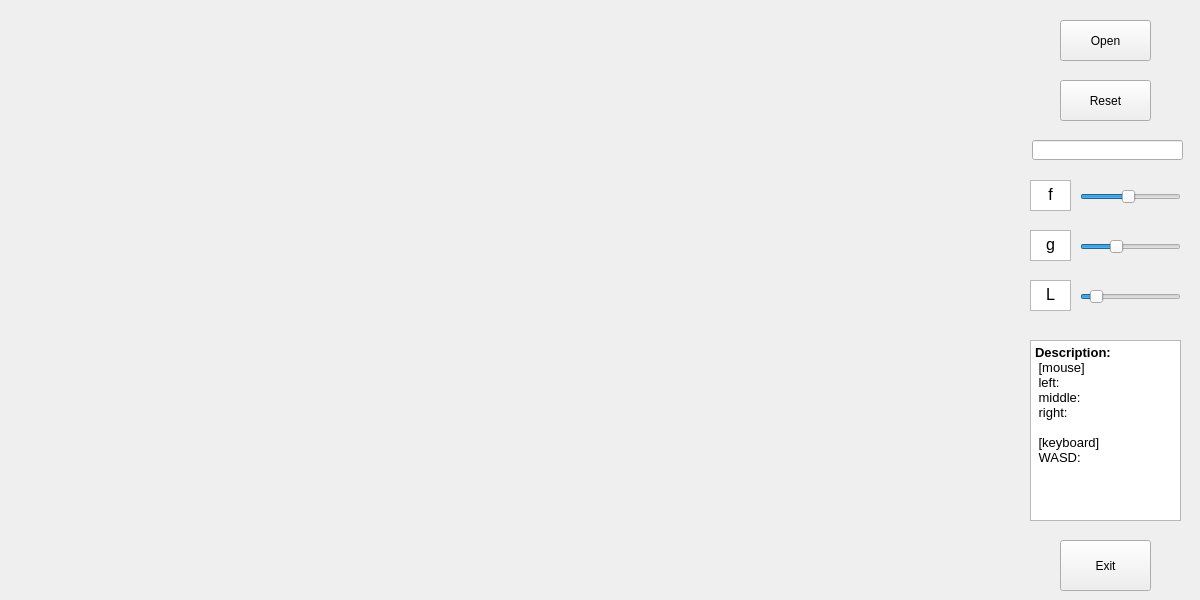
This is mywidget.ui in silencewings1/Ball as Qt 5 draws it before an edit. The edited form follows.
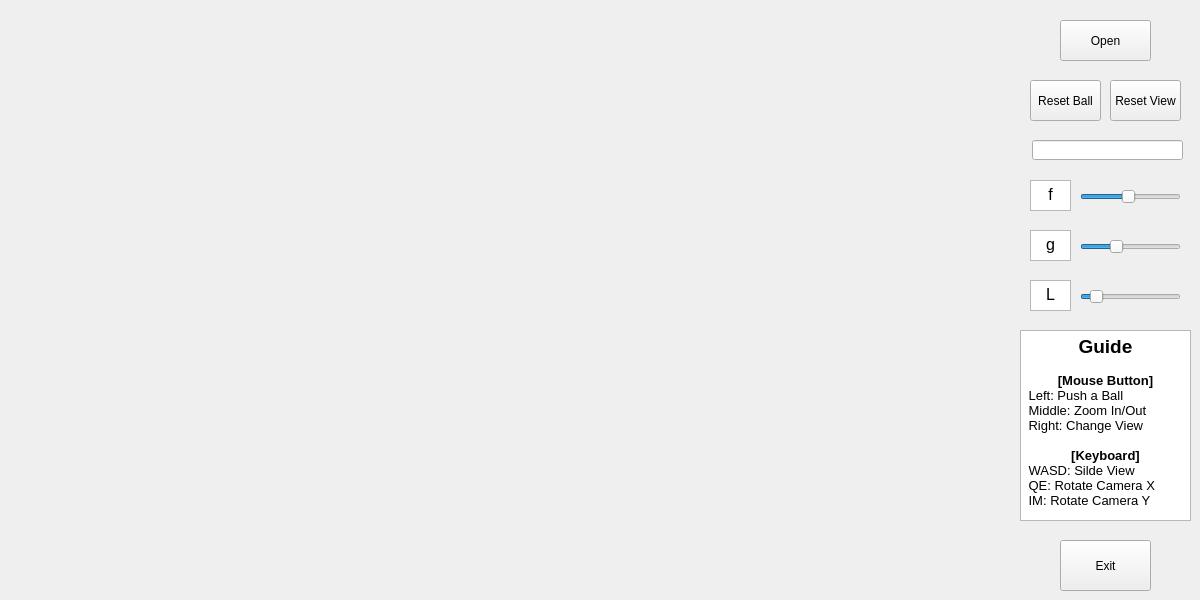
This is the edited form.

```diff
--- a/mywidget.ui
+++ b/mywidget.ui
@@ -163,14 +163,14 @@
   <widget class="QPushButton" name="pushButton_reset">
    <property name="geometry">
     <rect>
-     <x>1060</x>
+     <x>1030</x>
      <y>80</y>
-     <width>91</width>
+     <width>71</width>
      <height>41</height>
     </rect>
    </property>
    <property name="text">
-    <string>Reset</string>
+    <string>Reset Ball</string>
    </property>
   </widget>
   <widget class="QPushButton" name="pushButton_exit">
@@ -189,10 +189,10 @@
   <widget class="QTextEdit" name="textEdit">
    <property name="geometry">
     <rect>
-     <x>1030</x>
-     <y>340</y>
-     <width>151</width>
-     <height>181</height>
+     <x>1020</x>
+     <y>330</y>
+     <width>171</width>
+     <height>191</height>
     </rect>
    </property>
    <property name="html">
@@ -200,15 +200,30 @@
 &lt;html&gt;&lt;head&gt;&lt;meta name=&quot;qrichtext&quot; content=&quot;1&quot; /&gt;&lt;style type=&quot;text/css&quot;&gt;
 p, li { white-space: pre-wrap; }
 &lt;/style&gt;&lt;/head&gt;&lt;body style=&quot; font-family:'SimSun'; font-size:9pt; font-weight:400; font-style:normal;&quot;&gt;
-&lt;p style=&quot; margin-top:0px; margin-bottom:0px; margin-left:0px; margin-right:0px; -qt-block-indent:0; text-indent:0px;&quot;&gt;&lt;span style=&quot; font-size:10pt; font-weight:600;&quot;&gt;Description:&lt;/span&gt;&lt;/p&gt;
-&lt;p style=&quot; margin-top:0px; margin-bottom:0px; margin-left:0px; margin-right:0px; -qt-block-indent:0; text-indent:0px;&quot;&gt;&lt;span style=&quot; font-size:10pt;&quot;&gt; [mouse]&lt;/span&gt;&lt;/p&gt;
-&lt;p style=&quot; margin-top:0px; margin-bottom:0px; margin-left:0px; margin-right:0px; -qt-block-indent:0; text-indent:0px;&quot;&gt;&lt;span style=&quot; font-size:10pt;&quot;&gt; left: &lt;/span&gt;&lt;/p&gt;
-&lt;p style=&quot; margin-top:0px; margin-bottom:0px; margin-left:0px; margin-right:0px; -qt-block-indent:0; text-indent:0px;&quot;&gt;&lt;span style=&quot; font-size:10pt;&quot;&gt; middle: &lt;/span&gt;&lt;/p&gt;
-&lt;p style=&quot; margin-top:0px; margin-bottom:0px; margin-left:0px; margin-right:0px; -qt-block-indent:0; text-indent:0px;&quot;&gt;&lt;span style=&quot; font-size:10pt;&quot;&gt; right:&lt;/span&gt;&lt;/p&gt;
+&lt;p align=&quot;center&quot; style=&quot; margin-top:0px; margin-bottom:0px; margin-left:0px; margin-right:0px; -qt-block-indent:0; text-indent:0px;&quot;&gt;&lt;span style=&quot; font-size:14pt; font-weight:600;&quot;&gt;Guide&lt;/span&gt;&lt;/p&gt;
+&lt;p align=&quot;center&quot; style=&quot;-qt-paragraph-type:empty; margin-top:0px; margin-bottom:0px; margin-left:0px; margin-right:0px; -qt-block-indent:0; text-indent:0px; font-size:10pt; font-weight:600;&quot;&gt;&lt;br /&gt;&lt;/p&gt;
+&lt;p align=&quot;center&quot; style=&quot; margin-top:0px; margin-bottom:0px; margin-left:0px; margin-right:0px; -qt-block-indent:0; text-indent:0px;&quot;&gt;&lt;span style=&quot; font-size:10pt; font-weight:600;&quot;&gt;[Mouse Button]&lt;/span&gt;&lt;/p&gt;
+&lt;p style=&quot; margin-top:0px; margin-bottom:0px; margin-left:0px; margin-right:0px; -qt-block-indent:0; text-indent:0px;&quot;&gt;&lt;span style=&quot; font-size:10pt;&quot;&gt; Left: Push a Ball&lt;/span&gt;&lt;/p&gt;
+&lt;p style=&quot; margin-top:0px; margin-bottom:0px; margin-left:0px; margin-right:0px; -qt-block-indent:0; text-indent:0px;&quot;&gt;&lt;span style=&quot; font-size:10pt;&quot;&gt; Middle: Zoom In/Out&lt;/span&gt;&lt;/p&gt;
+&lt;p style=&quot; margin-top:0px; margin-bottom:0px; margin-left:0px; margin-right:0px; -qt-block-indent:0; text-indent:0px;&quot;&gt;&lt;span style=&quot; font-size:10pt;&quot;&gt; Right: Change View&lt;/span&gt;&lt;/p&gt;
 &lt;p style=&quot;-qt-paragraph-type:empty; margin-top:0px; margin-bottom:0px; margin-left:0px; margin-right:0px; -qt-block-indent:0; text-indent:0px; font-size:10pt;&quot;&gt;&lt;br /&gt;&lt;/p&gt;
-&lt;p style=&quot; margin-top:0px; margin-bottom:0px; margin-left:0px; margin-right:0px; -qt-block-indent:0; text-indent:0px;&quot;&gt;&lt;span style=&quot; font-size:10pt;&quot;&gt; [keyboard]&lt;/span&gt;&lt;/p&gt;
-&lt;p style=&quot; margin-top:0px; margin-bottom:0px; margin-left:0px; margin-right:0px; -qt-block-indent:0; text-indent:0px;&quot;&gt;&lt;span style=&quot; font-size:10pt;&quot;&gt; WASD:&lt;/span&gt;&lt;/p&gt;
-&lt;p style=&quot; margin-top:0px; margin-bottom:0px; margin-left:0px; margin-right:0px; -qt-block-indent:0; text-indent:0px;&quot;&gt;&lt;span style=&quot; font-size:10pt;&quot;&gt; &lt;/span&gt;&lt;/p&gt;&lt;/body&gt;&lt;/html&gt;</string>
+&lt;p align=&quot;center&quot; style=&quot; margin-top:0px; margin-bottom:0px; margin-left:0px; margin-right:0px; -qt-block-indent:0; text-indent:0px;&quot;&gt;&lt;span style=&quot; font-size:10pt; font-weight:600;&quot;&gt;[Keyboard]&lt;/span&gt;&lt;/p&gt;
+&lt;p style=&quot; margin-top:0px; margin-bottom:0px; margin-left:0px; margin-right:0px; -qt-block-indent:0; text-indent:0px;&quot;&gt;&lt;span style=&quot; font-size:10pt;&quot;&gt; WASD: Silde View&lt;/span&gt;&lt;/p&gt;
+&lt;p style=&quot; margin-top:0px; margin-bottom:0px; margin-left:0px; margin-right:0px; -qt-block-indent:0; text-indent:0px;&quot;&gt;&lt;span style=&quot; font-size:10pt;&quot;&gt; QE: Rotate Camera X&lt;/span&gt;&lt;/p&gt;
+&lt;p style=&quot; margin-top:0px; margin-bottom:0px; margin-left:0px; margin-right:0px; -qt-block-indent:0; text-indent:0px;&quot;&gt;&lt;span style=&quot; font-size:10pt;&quot;&gt; IM: Rotate Camera Y&lt;/span&gt;&lt;/p&gt;&lt;/body&gt;&lt;/html&gt;</string>
+   </property>
+  </widget>
+  <widget class="QPushButton" name="reset_view">
+   <property name="geometry">
+    <rect>
+     <x>1110</x>
+     <y>80</y>
+     <width>71</width>
+     <height>41</height>
+    </rect>
+   </property>
+   <property name="text">
+    <string>Reset View</string>
    </property>
   </widget>
   <zorder>pushButton</zorder>
```
Left out of the diff: 5 changed lines with no effect on the pictures.
